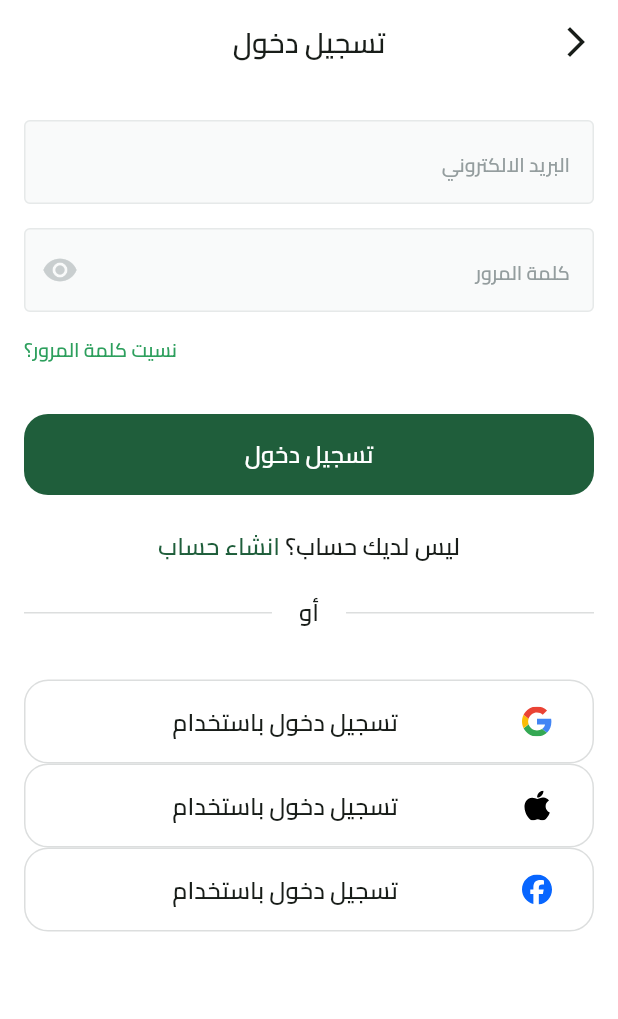
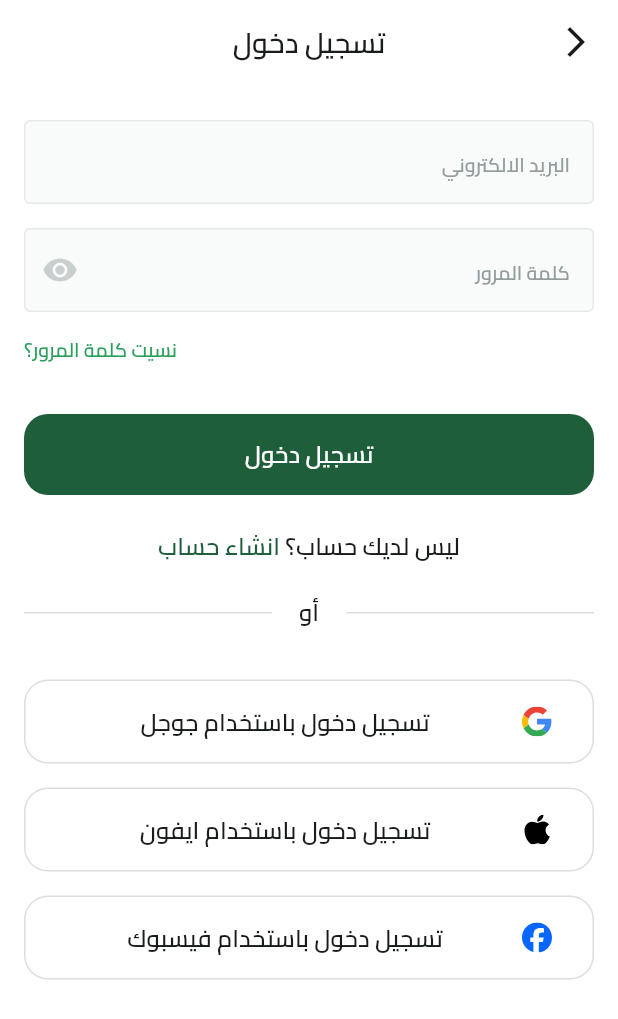
Before and after one commit to AmrElzohairy/fruitsHub, a Flutter app: the screen it shows after launch, after a tap on "تخطي", on a phone screen of 412 x 824 dp. Shown: the top 1019 px of the screen. Run offline on Flutter 3.47's test engine with Material 3 defaults, Android fonts, the phone set to English and light mode, and no system bars; our stand-ins replace dots_indicator, flutter_svg, shared_preferences.

Commit message:
Update social login button titles and add spacing
Updated the titles of the social login buttons to specify the platform (Google, Apple, Facebook) and added spacing between the buttons for better UI layout.

```diff
--- a/lib/features/auth/presentation/ui/widgets/login_view_body.dart
+++ b/lib/features/auth/presentation/ui/widgets/login_view_body.dart
@@ -67,17 +67,23 @@ class LoginViewBody extends StatelessWidget {
             SocialLoginButton(
               image: Assets.imagesGoogleIcon,
               onPressed: () {},
-              title: "تسجيل دخول باستخدام",
+              title: "تسجيل دخول باستخدام جوجل",
+            ),
+            const SizedBox(
+              height: 16,
             ),
             SocialLoginButton(
               image: Assets.imagesAppleIcon,
               onPressed: () {},
-              title: "تسجيل دخول باستخدام",
+              title: "تسجيل دخول باستخدام ايفون",
+            ),
+            const SizedBox(
+              height: 16,
             ),
             SocialLoginButton(
               image: Assets.imagesFaceeBookIcon,
               onPressed: () {},
-              title: "تسجيل دخول باستخدام",
+              title: "تسجيل دخول باستخدام فيسبوك",
             ),
           ],
         ),
```
